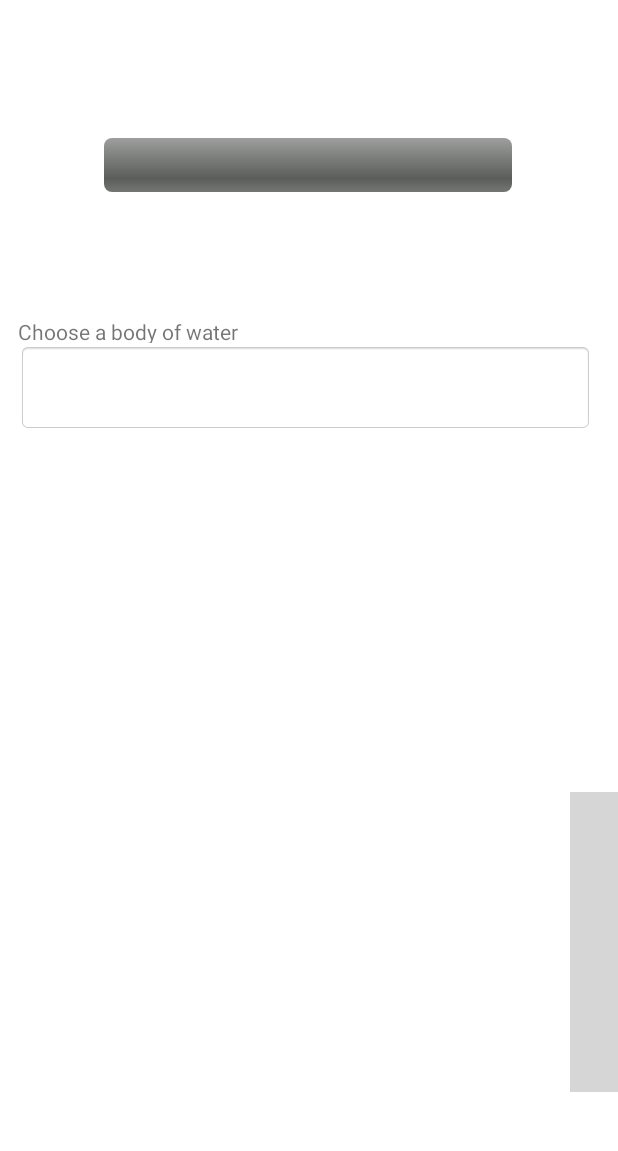
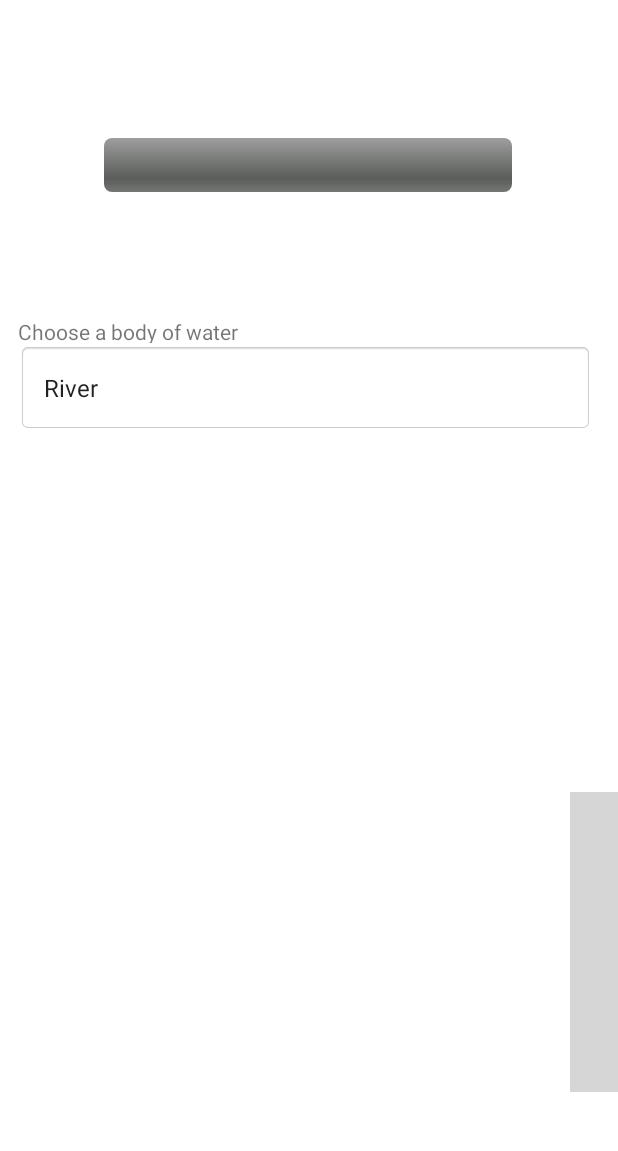
Before and after one commit to FernCampos/WaterQuality, an Android app: the screen it shows after launch (MainActivity), on a phone screen of 412 x 824 dp, the part 84-1235 px from its top. Run offline under Robolectric (Android 15) with nearby library versions, the phone set to English and light mode, and no system bars; libraries missing offline, so code that uses them is left out: com.jjoe64.graphview, pl.pawelkleczkowski.customgauge; plain views replace GraphView; grey boxes are pictures that could not be loaded.

Commit message:
Update strings.xml

```diff
--- a/DroiduinoBluetoothConnection/app/src/main/res/values/strings.xml
+++ b/DroiduinoBluetoothConnection/app/src/main/res/values/strings.xml
@@ -1,4 +1,8 @@
 <resources>
     <string name="app_name">Droiduino Bluetooth Connection</string>
-
+    <string-array name="bodies">
+        <item>River</item>
+        <item>Lake</item>
+        <item>Ocean</item>
+    </string-array>
 </resources>
```
